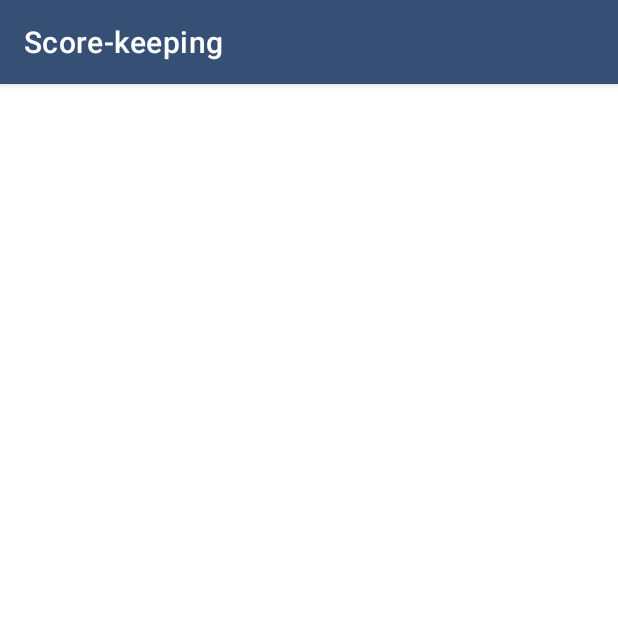
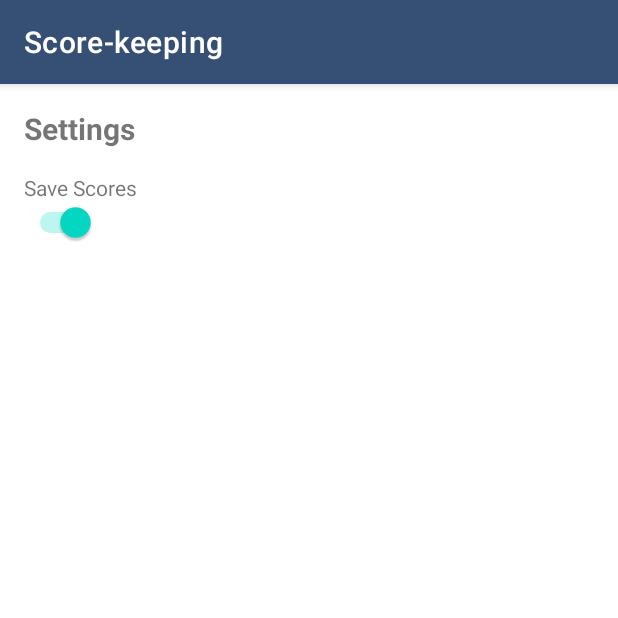
Before and after one commit to sunmeetsingh525/JAV1001-ScoreKeeper, an Android app: the SettingsActivity screen opened directly, with no data from a screen before it, on a phone screen of 412 x 824 dp, the top half of it. Run offline under Robolectric (Android 15) with nearby library versions, the phone set to English and light mode, and no system bars; Roboto replaces fonts that are not available here.

Commit message:
Added Settings in menu to save scores.

```diff
--- a/app/src/main/java/com/example/layouts_and_views/SettingsActivity.kt
+++ b/app/src/main/java/com/example/layouts_and_views/SettingsActivity.kt
@@ -1,18 +1,31 @@
 package com.example.layouts_and_views
 
-import android.annotation.SuppressLint
 import android.content.SharedPreferences
 import android.os.Bundle
 import android.widget.Switch
 import androidx.appcompat.app.AppCompatActivity
 import androidx.preference.PreferenceManager
 
-
 class SettingsActivity : AppCompatActivity() {
-    @SuppressLint("UseSwitchCompatOrMaterialCode")
     override fun onCreate(savedInstanceState: Bundle?) {
         super.onCreate(savedInstanceState)
         setContentView(R.layout.activity_settings)
 
+        val switchSaveScores = findViewById<Switch>(R.id.switch_save_scores)
+
+        // Retrieve the shared preferences
+        val sharedPreferences = PreferenceManager.getDefaultSharedPreferences(this)
+        val editor = sharedPreferences.edit()
+
+        // Get the current value of the switch
+        val currentSetting = sharedPreferences.getBoolean("save_scores", true)
+        switchSaveScores.isChecked = currentSetting
+
+        // Set the listener for the switch
+        switchSaveScores.setOnCheckedChangeListener { _, isChecked ->
+            // Save the user's choice in shared preferences
+            editor.putBoolean("save_scores", isChecked)
+            editor.apply()
+        }
     }
 }
--- a/app/src/main/res/layout/activity_settings.xml
+++ b/app/src/main/res/layout/activity_settings.xml
@@ -2,6 +2,27 @@
 <LinearLayout xmlns:android="http://schemas.android.com/apk/res/android"
     xmlns:tools="http://schemas.android.com/tools"
     android:layout_width="match_parent"
-    android:layout_height="match_parent">
+    android:layout_height="match_parent"
+    android:orientation="vertical"
+    android:padding="16dp">
+
+    <TextView
+        android:layout_width="wrap_content"
+        android:layout_height="wrap_content"
+        android:text="Settings"
+        android:textSize="20sp"
+        android:textStyle="bold" />
+
+    <TextView
+        android:layout_width="wrap_content"
+        android:layout_height="wrap_content"
+        android:text="Save Scores"
+        android:layout_marginTop="16dp" />
+
+    <Switch
+        android:id="@+id/switch_save_scores"
+        android:layout_width="wrap_content"
+        android:layout_height="wrap_content"
+        android:checked="true" />
 
 </LinearLayout>
```
Also changed, not shown: 1 other file.
